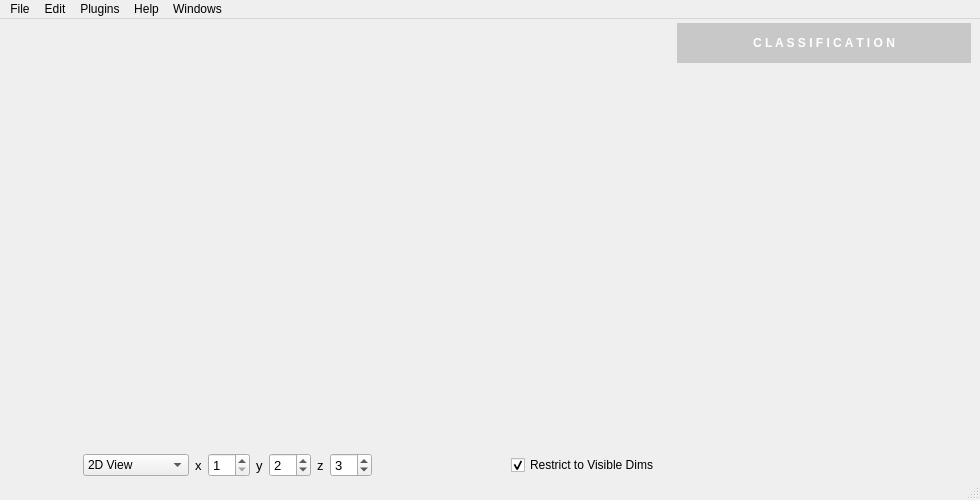
Above: MLDemos/mldemos.ui from b4silio/MLDemos before the change. Below: the same form after it.
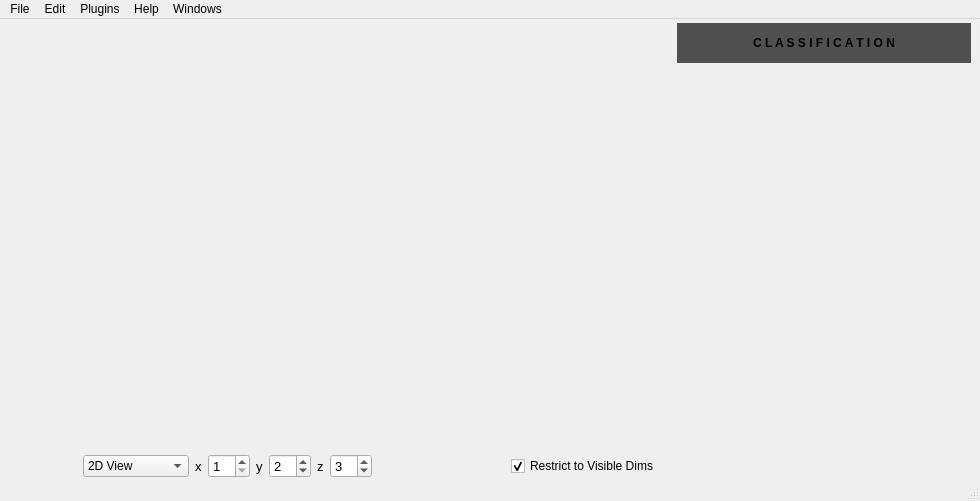
That is the form after the change.

Diff of the .ui file:
```diff
--- a/MLDemos/mldemos.ui
+++ b/MLDemos/mldemos.ui
@@ -7,7 +7,7 @@
     <x>0</x>
     <y>0</y>
     <width>980</width>
-    <height>500</height>
+    <height>501</height>
    </rect>
   </property>
   <property name="sizePolicy">
@@ -391,7 +391,6 @@
             </property>
             <property name="font">
              <font>
-              <weight>75</weight>
               <bold>true</bold>
               <underline>false</underline>
               <strikeout>false</strikeout>
@@ -399,8 +398,9 @@
              </font>
             </property>
             <property name="styleSheet">
-             <string notr="true">background-color: rgb(200, 200, 200);
-color: rgb(255, 255, 255);</string>
+             <string notr="true">background-color: rgb(80,80,80);
+foreground: gray;
+</string>
             </property>
             <property name="text">
              <string>C L A S S I F I C A T I O N</string>
```
Left out of the diff: 2 changed lines with no effect on the pictures.
